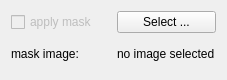
syncope/lavue, file lavuelib/ui/MaskWidget.ui: the form before one commit.
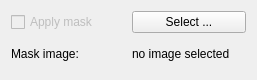
The form after the commit.

What changed in the file:
```diff
--- a/lavuelib/ui/MaskWidget.ui
+++ b/lavuelib/ui/MaskWidget.ui
@@ -6,7 +6,7 @@
    <rect>
     <x>0</x>
     <y>0</y>
-    <width>227</width>
+    <width>257</width>
     <height>80</height>
    </rect>
   </property>
@@ -27,7 +27,7 @@
           <string>&lt;html&gt;&lt;head/&gt;&lt;body&gt;&lt;p&gt;apply mask to the image&lt;/p&gt;&lt;/body&gt;&lt;/html&gt;</string>
          </property>
          <property name="text">
-          <string>apply mask</string>
+          <string>Apply mask</string>
          </property>
         </widget>
        </item>
@@ -51,7 +51,7 @@
           <string>&lt;html&gt;&lt;head/&gt;&lt;body&gt;&lt;p&gt;mask image file name&lt;/p&gt;&lt;/body&gt;&lt;/html&gt;</string>
          </property>
          <property name="text">
-          <string>mask image:</string>
+          <string>Mask image:</string>
          </property>
         </widget>
        </item>
```
